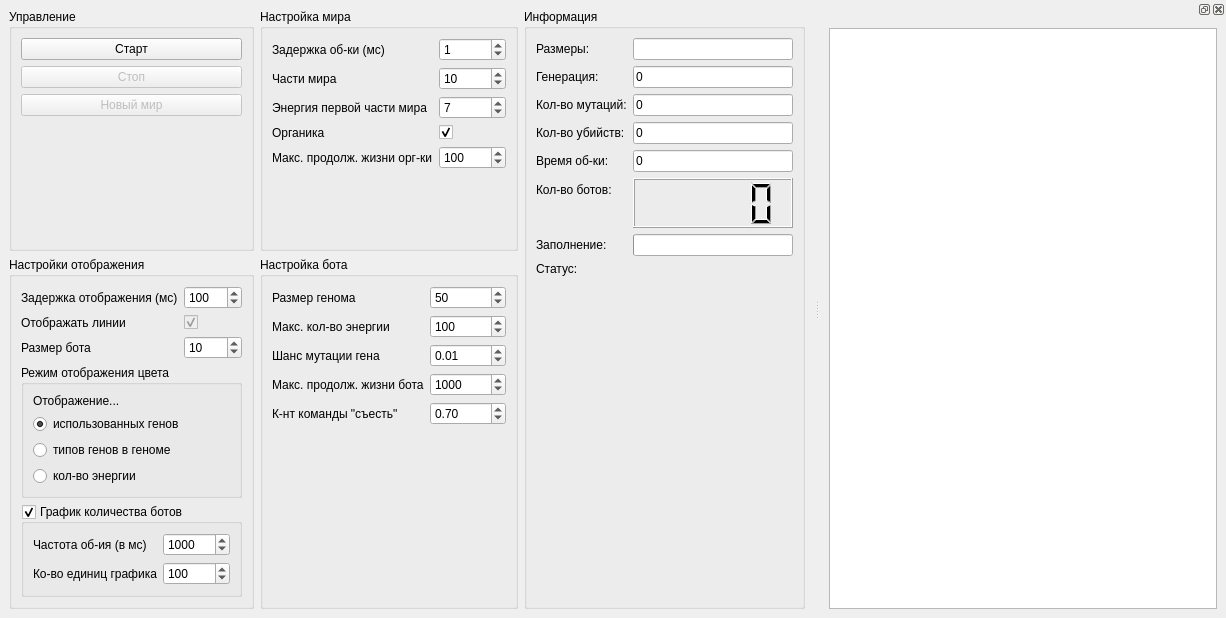
Qt form mainwindow.ui (TomasGlgg/QGenetic) before a commit.
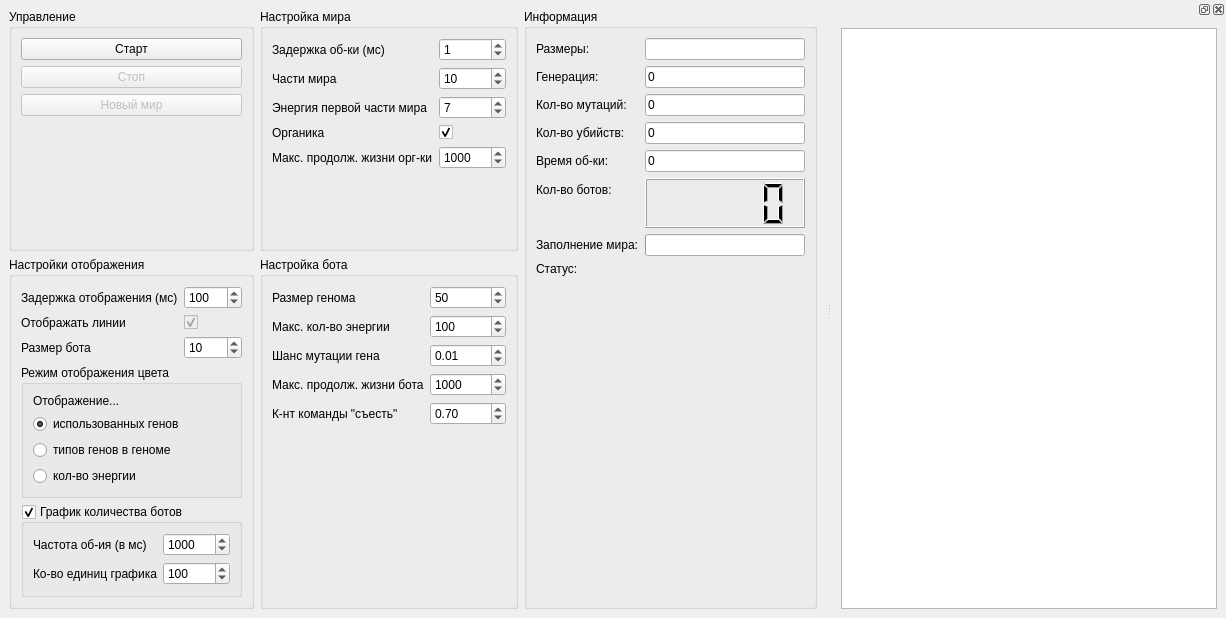
The same form after that commit. Custom widgets are drawn as their Qt base class.

Commit message: Upgrade kernel and ui

Diff of the .ui file:
```diff
--- a/mainwindow.ui
+++ b/mainwindow.ui
@@ -138,7 +138,7 @@
           <number>16777215</number>
          </property>
          <property name="value">
-          <number>100</number>
+          <number>1000</number>
          </property>
         </widget>
        </item>
@@ -623,7 +623,7 @@
        <item row="6" column="0">
         <widget class="QLabel" name="label_19">
          <property name="text">
-          <string>Заполнение:</string>
+          <string>Заполнение мира:</string>
          </property>
         </widget>
        </item>
```
The commit also changes 7 other files.
